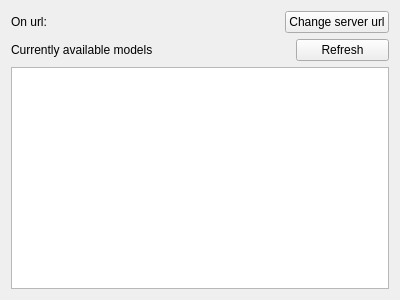
This is OllamaGui/src/ui/selectmodel.ui in akamlah/ollama-gui as Qt 5 draws it before an edit. The edited form follows.
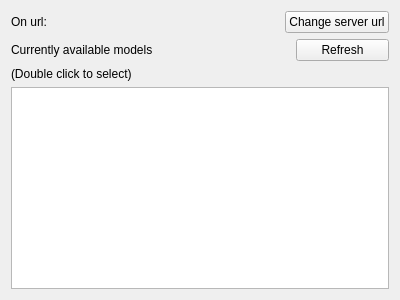
This is the edited form.

```diff
--- a/OllamaGui/src/ui/selectmodel.ui
+++ b/OllamaGui/src/ui/selectmodel.ui
@@ -56,6 +56,20 @@
       </layout>
      </item>
 
+     <item>
+      <layout class="QHBoxLayout" name="horizontalLayout_56" stretch="3,1">
+       <item>
+        <widget class="QLabel" name="clickToSelectLabel">
+         <property name="text">
+          <string>(Double click to select)</string>
+         </property>
+        </widget>
+       </item>
+      </layout>
+
+       </item>
+
+
      <item>
       <widget class="QListWidget" name="modelsList"/>
      </item>
```
Left out of the diff: 2 changed lines with no effect on the pictures.
